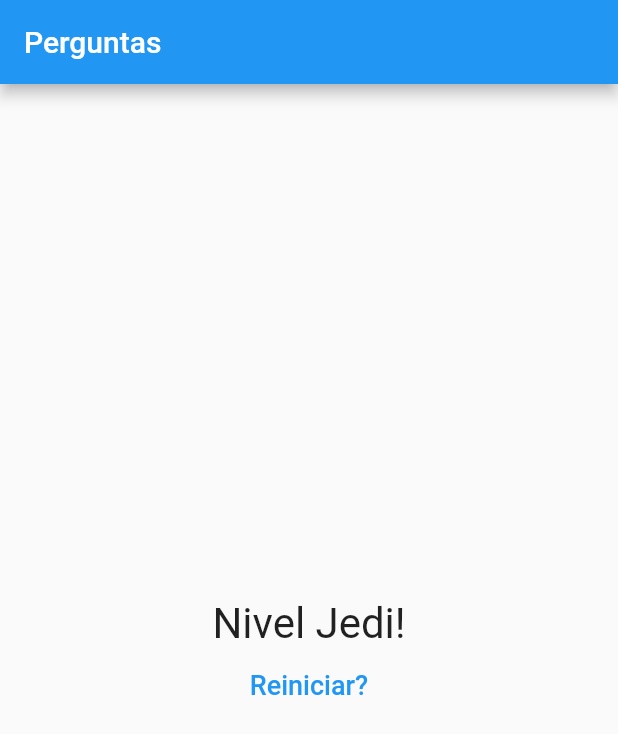
After one commit to MarcosRossoni/projeto-flutter-1, a Flutter app: the screen it shows after launch, after a tap on "Preto", after a tap on "Cobra", after a tap on "João", on a phone screen of 412 x 824 dp. The commit adds this screen. Shown: the top 734 px of the screen. Run offline on Flutter 3.47's test engine with Material 2 defaults, Android fonts, the phone set to English and light mode, and no system bars.

Commit message:
conclusao de modulo

```diff
--- a/lib/main.dart
+++ b/lib/main.dart
@@ -1,34 +1,58 @@
 
 import 'package:flutter/material.dart';
-import 'package:teste/questao.dart';
-import 'package:teste/resposta.dart';
+import 'package:teste/questionario.dart';
+import 'package:teste/resultado.dart';
 
 main() => runApp(PerguntaApp());
 
 class _PerguntaAppState extends State<PerguntaApp>{
   int _pergundaSelecionada = 0;
+  int _pontuacaoTotal = 0;
 
   final _perguntas = const [
     {
       'texto': 'Qual é a sua cor favorita?',
-      'respostas': ['Preto', 'Vermelho', 'Verde', 'Branco']
+      'respostas': [
+        {'texto': 'Preto', 'pontuacao': 10},
+        {'texto': 'Vermelho', 'pontuacao': 5},
+        {'texto': 'Verde', 'pontuacao': 3},
+        {'texto': 'Branco', 'pontuacao': 1},
+      ]
     },
     {
       'texto': 'Qual o seu animal favorito?',
-      'respostas': ['Coelho', 'Cobra', 'Elefante', 'Leão']
+      'respostas': [
+        {'texto': 'Coelho', 'pontuacao': 10},
+        {'texto': 'Cobra', 'pontuacao': 5},
+        {'texto': 'Elefante', 'pontuacao': 3},
+        {'texto': 'Leão', 'pontuacao': 1}
+      ]
     },
     {
       'texto': 'Qual o seu instrutor favorito?',
-      'respostas': ['Maria', 'João', 'Leo', 'Pedro']
+      'respostas': [
+        {'texto': 'Leo', 'pontuacao': 10},
+        {'texto': 'Maria', 'pontuacao': 5},
+        {'texto': 'João', 'pontuacao': 3},
+        {'texto': 'Pedro', 'pontuacao': 1}
+      ]
     }
   ];
 
-  void _responder() {
+  void _responder(int pontuacao) {
     if(temPerguntaSelecionada){
       setState(() {
         _pergundaSelecionada++;
+        _pontuacaoTotal += pontuacao;
       });
     }
+  }
+
+  void _reiniciarQuestionario() {
+    setState(() {
+      _pergundaSelecionada = 0;
+      _pontuacaoTotal = 0;
+    });
   }
 
   bool get temPerguntaSelecionada {
@@ -37,26 +61,17 @@ class _PerguntaAppState extends State<PerguntaApp>{
 
   @override
   Widget build(BuildContext context) {
-    List<String> respostas = temPerguntaSelecionada ?
-    _perguntas[_pergundaSelecionada].cast() ['respostas'] :
-    [];
 
     return MaterialApp(
       home: Scaffold(
-        appBar: AppBar(
-          title: Text('Perguntas'),
-        ),
-        body: temPerguntaSelecionada ? Column(
-          children: <Widget>[
-            Questao(_perguntas[_pergundaSelecionada]['texto'].toString()),
-            ...respostas.map((t) => Resposta(t, _responder)).toList()
-          ],
-        ) : Center(
-          child: Text(
-            'Parabéns',
-            style: TextStyle(fontSize: 28),
+          appBar: AppBar(
+            title: Text('Perguntas'),
           ),
-        ),
+          body: temPerguntaSelecionada ? Questionario(
+              perguntas: _perguntas,
+              perguntaSelecionada: _pergundaSelecionada,
+              quandoResponder: _responder)
+              : Resultado(_pontuacaoTotal, _reiniciarQuestionario)
       ),
     );
   }
--- /dev/null
+++ b/lib/questionario.dart
@@ -0,0 +1,39 @@
+import 'package:flutter/material.dart';
+import 'package:teste/questao.dart';
+import 'package:teste/resposta.dart';
+
+class Questionario extends StatelessWidget {
+  final List<Map<String, Object>> perguntas;
+  final int perguntaSelecionada;
+  final void Function(int) quandoResponder;
+
+  Questionario({
+    required this.perguntas,
+    required this.perguntaSelecionada,
+    required this.quandoResponder,
+  });
+
+  bool get temPerguntaSelecionada {
+    return perguntaSelecionada < perguntas.length;
+  }
+
+  @override
+  Widget build(BuildContext context){
+    List<Map<String, Object>> respostas = temPerguntaSelecionada ?
+    perguntas[perguntaSelecionada].cast() ['respostas']
+    as List<Map<String, Object>>
+        : [];
+
+    return Column(
+      children: <Widget>[
+        Questao(perguntas[perguntaSelecionada]['texto'].toString()),
+        ...respostas.map((resp) {
+          return Resposta(
+              resp['texto'].toString(),
+                  () => quandoResponder(int.parse(resp['pontuacao'].toString()))
+          );
+        }).toList(),
+      ],
+    );
+  }
+}
--- /dev/null
+++ b/lib/resultado.dart
@@ -0,0 +1,46 @@
+import 'package:flutter/material.dart';
+
+class Resultado extends StatelessWidget {
+  final int pontuacaoTotal;
+  final void Function() quandoReiniciarQuestionario;
+
+  Resultado(
+      this.pontuacaoTotal,
+      this.quandoReiniciarQuestionario
+      );
+
+  String get frasePontuacao {
+    if(pontuacaoTotal < 8){
+      return 'Parabéns!';
+    } else if(pontuacaoTotal < 12){
+      return 'Voce é bom!';
+    } else if(pontuacaoTotal < 16){
+      return 'Impressionante!';
+    } else {
+      return 'Nivel Jedi!';
+    }
+  }
+  @override
+  Widget build(BuildContext context){
+    return Column(
+      mainAxisAlignment: MainAxisAlignment.center,
+      children: <Widget>[
+        Center(
+          child: Text(
+            frasePontuacao,
+            style: TextStyle(fontSize: 28),
+          ),
+        ),
+        TextButton(
+            onPressed: quandoReiniciarQuestionario,
+            child: Text(
+              'Reiniciar?',
+              style: TextStyle(
+                  fontSize: 18,
+                  color: Colors.blue),
+            )
+        )
+      ],
+    );
+  }
+}
```
